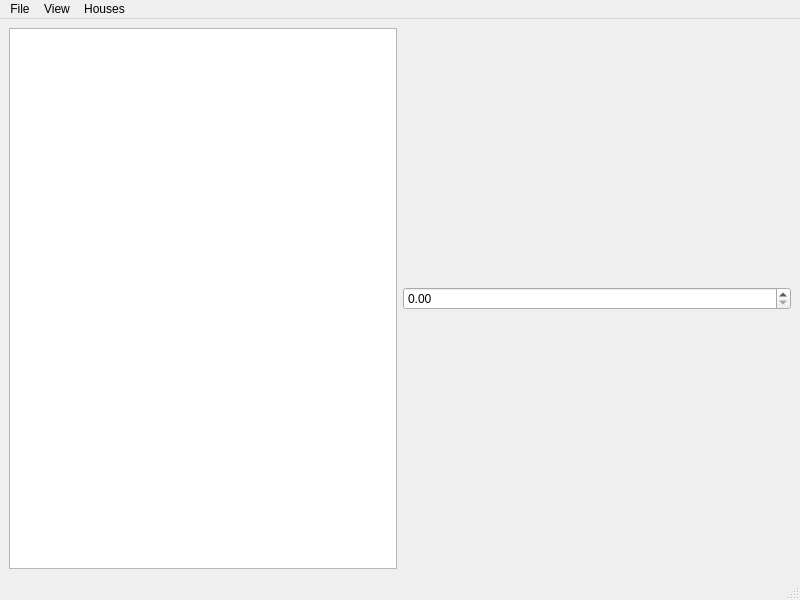
Qt form forms/MainForm.ui (wil-low/astronom-qt) before a commit.
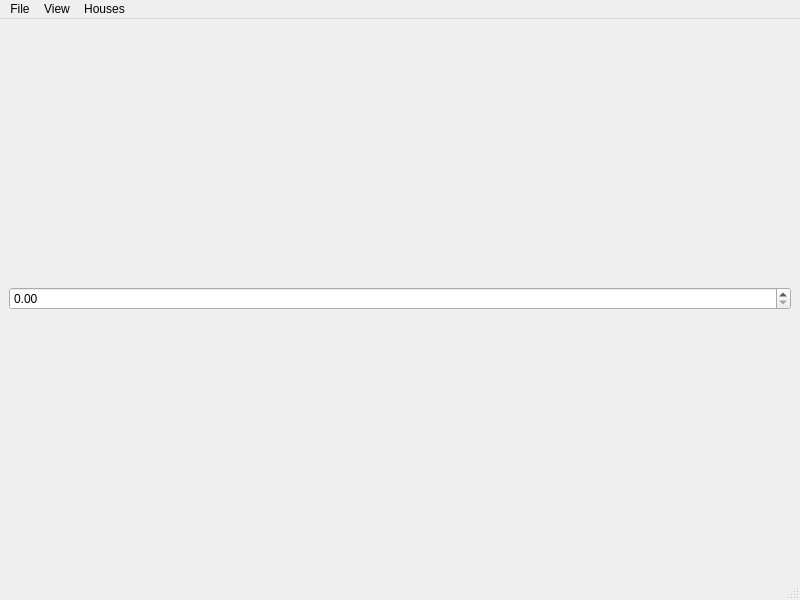
The same form after that commit.

Commit message: Model/View continued

What changed in the file:
```diff
--- a/forms/MainForm.ui
+++ b/forms/MainForm.ui
@@ -27,16 +27,6 @@
     </sizepolicy>
    </property>
    <layout class="QHBoxLayout" name="horizontalLayout">
-    <item>
-     <widget class="QListView" name="listView">
-      <property name="sizePolicy">
-       <sizepolicy hsizetype="Minimum" vsizetype="Expanding">
-        <horstretch>0</horstretch>
-        <verstretch>0</verstretch>
-       </sizepolicy>
-      </property>
-     </widget>
-    </item>
     <item>
      <widget class="QDoubleSpinBox" name="doubleSpinBox">
       <property name="singleStep">
```
The commit also changes 23 other files.
